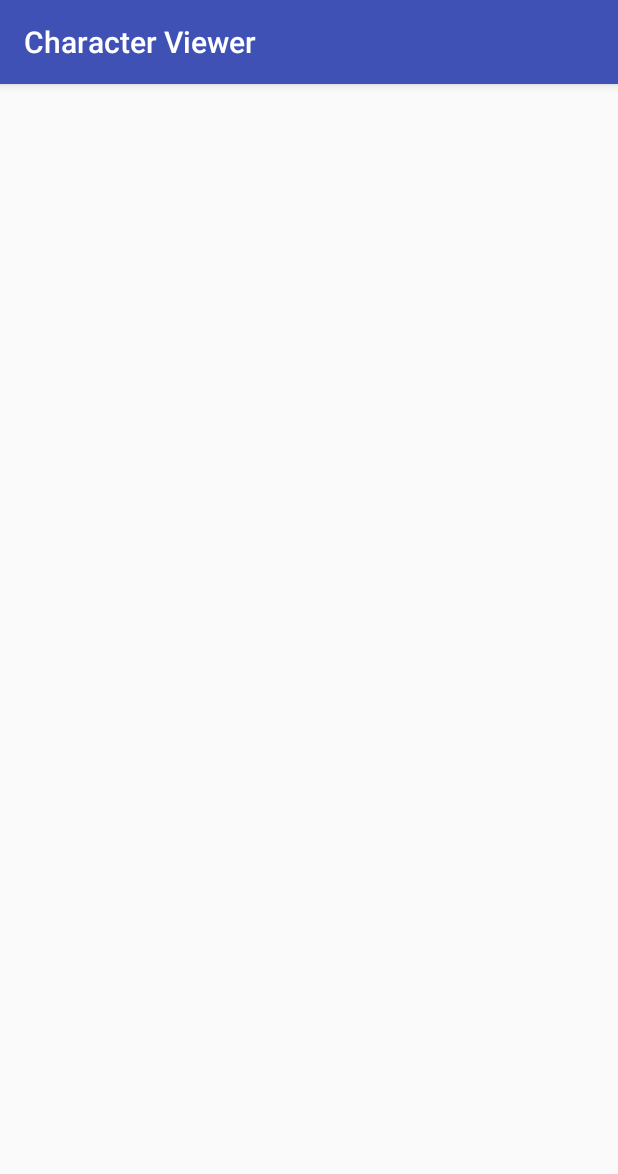
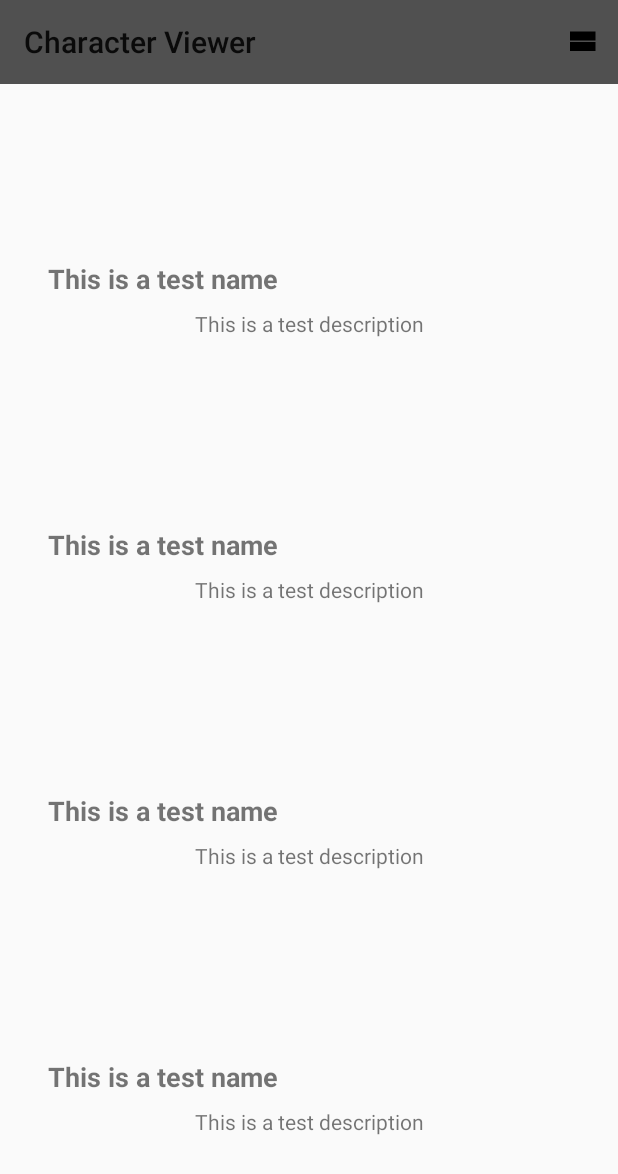
Before and after one commit to HTMLlama/CharacterViewer, an Android app: the screen it shows after launch (MainActivity), on a phone screen of 412 x 824 dp. Shown: the top 1174 px of the screen. Run offline under Robolectric (Android 15) with nearby library versions, the phone set to English and light mode, and no system bars; pictures from the network do not load.

Commit message:
Setup basic UI

```diff
--- a/app/build.gradle
+++ b/app/build.gradle
@@ -5,14 +5,15 @@ apply plugin: 'kotlin-android'
 apply plugin: 'kotlin-android-extensions'
 
 android {
-    compileSdkVersion 28
+    compileSdkVersion 27
     defaultConfig {
         applicationId "com.xfinity.characterviewer"
         minSdkVersion 21
-        targetSdkVersion 28
+        targetSdkVersion 27
         versionCode 1
         versionName "1.0"
         testInstrumentationRunner "android.support.test.runner.AndroidJUnitRunner"
+        vectorDrawables.useSupportLibrary = true
     }
     buildTypes {
         release {
@@ -24,11 +25,11 @@ android {
     productFlavors {
         simpsons {
             applicationId "com.xfinity.simpsonsviewer"
-            buildConfigField("String", "api_url", "http://api.duckduckgo.com/?q=simpsons+characters&format=json")
+            buildConfigField("String", "api_url", "\"http://api.duckduckgo.com/?q=simpsons+characters&format=json\"")
         }
         wire {
             applicationId "com.xfinity.wireviewer"
-            buildConfigField("String", "api_url", "http://api.duckduckgo.com/?q=the+wire+characters&format=json")
+            buildConfigField("String", "api_url", "\"http://api.duckduckgo.com/?q=the+wire+characters&format=json\"")
         }
     }
 }
@@ -36,10 +37,14 @@ android {
 dependencies {
     implementation fileTree(dir: 'libs', include: ['*.jar'])
     implementation"org.jetbrains.kotlin:kotlin-stdlib-jre7:$kotlin_version"
-    implementation 'com.android.support:appcompat-v7:28.0.0-alpha3'
+    implementation 'com.android.support:appcompat-v7:27.1.1'
     implementation 'com.android.support.constraint:constraint-layout:1.1.2'
     testImplementation 'junit:junit:4.12'
     androidTestImplementation 'com.android.support.test:runner:1.0.2'
     androidTestImplementation 'com.android.support.test.espresso:espresso-core:3.0.2'
-    implementation 'com.android.support:recyclerview-v7:28.0.0-alpha3'
+    implementation 'com.android.support:recyclerview-v7:27.1.1'
+
+    // Glide
+    implementation 'com.github.bumptech.glide:glide:4.7.1'
+    annotationProcessor 'com.github.bumptech.glide:compiler:4.7.1'
 }
--- a/app/src/main/AndroidManifest.xml
+++ b/app/src/main/AndroidManifest.xml
@@ -1,6 +1,8 @@
 <?xml version="1.0" encoding="utf-8"?>
 <manifest xmlns:android="http://schemas.android.com/apk/res/android"
           package="com.xfinity.characterviewer">
+
+    <uses-permission android:name="android.permission.INTERNET" />
 
     <application
         android:allowBackup="true"
--- a/app/src/main/java/com/xfinity/characterviewer/MainActivity.kt
+++ b/app/src/main/java/com/xfinity/characterviewer/MainActivity.kt
@@ -2,11 +2,59 @@ package com.xfinity.characterviewer
 
 import android.support.v7.app.AppCompatActivity
 import android.os.Bundle
+import android.support.v7.widget.GridLayoutManager
+import android.view.Menu
+import android.view.MenuItem
+
+import kotlinx.android.synthetic.main.activity_main.*
 
 class MainActivity : AppCompatActivity() {
+    private val GRID_SPAN = 3
+    private val characters = ArrayList<VideoCharacter>()
+
+    private var isMultiGridLayout = false
 
     override fun onCreate(savedInstanceState: Bundle?) {
         super.onCreate(savedInstanceState)
         setContentView(R.layout.activity_main)
+        setSupportActionBar(findViewById(R.id.view_swap_toolbar))
+
+        // ToDo:: Remove debugging list
+        characters.add(VideoCharacter())
+        characters.add(VideoCharacter())
+        characters.add(VideoCharacter())
+        characters.add(VideoCharacter())
+        characters.add(VideoCharacter())
+        characters.add(VideoCharacter())
+        characters.add(VideoCharacter())
+        characters.add(VideoCharacter())
+
+        buildRecyclerView()
+    }
+
+    override fun onCreateOptionsMenu(menu: Menu?): Boolean {
+        menuInflater.inflate(R.menu.my_action_bar, menu)
+        return super.onCreateOptionsMenu(menu)
+    }
+
+    override fun onOptionsItemSelected(item: MenuItem?): Boolean {
+        recyclerViewSwap()
+        return super.onOptionsItemSelected(item)
+    }
+
+    private fun recyclerViewSwap() {
+        if (!isMultiGridLayout) {
+            rvMain.layoutManager = GridLayoutManager(this, GRID_SPAN)
+            isMultiGridLayout = true
+        } else {
+            rvMain.layoutManager = GridLayoutManager(this, 1)
+            isMultiGridLayout = false
+        }
+    }
+
+    private fun buildRecyclerView() {
+        rvMain.setHasFixedSize(true)
+        rvMain.layoutManager = GridLayoutManager(this, 1)
+        rvMain.adapter = RVAdapterList(this, characters)
     }
 }
--- /dev/null
+++ b/app/src/main/java/com/xfinity/characterviewer/RVAdapterList.kt
@@ -0,0 +1,47 @@
+package com.xfinity.characterviewer
+
+import android.content.Context
+import android.support.v7.widget.RecyclerView
+import android.view.LayoutInflater
+import android.view.View
+import android.view.ViewGroup
+import android.widget.ImageView
+import android.widget.TextView
+import android.widget.Toast
+import com.bumptech.glide.Glide
+
+internal class RVAdapterList(private val context: Context, private val characters: ArrayList<VideoCharacter>):
+        RecyclerView.Adapter<RVAdapterList.ViewHolder>() {
+
+    internal class ViewHolder(view: View, context: Context, characters: ArrayList<VideoCharacter>): RecyclerView.ViewHolder(view) {
+        val ivProfile = view.findViewById<View>(R.id.ivRvListMain) as ImageView
+        val tvName = view.findViewById<View>(R.id.tvRvListName) as TextView
+        val tvMain = view.findViewById<View>(R.id.tvRvListMain) as TextView
+        var index = 0
+
+        init {
+            view.setOnClickListener { viewClicked(context, characters) }
+        }
+
+        private fun viewClicked(context: Context, characters: ArrayList<VideoCharacter>) {
+            Toast.makeText(context, "Clicked the List view", Toast.LENGTH_LONG).show()
+        }
+    }
+
+    override fun onBindViewHolder(holder: ViewHolder, position: Int) {
+        val character = characters[position]
+        holder.index = position
+        holder.tvName.text = character.name
+        holder.tvMain.text = character.description
+        Glide.with(context).load(character.imageUrl).into(holder.ivProfile)
+    }
+
+    override fun onCreateViewHolder(p0: ViewGroup, p1: Int): ViewHolder = RVAdapterList.ViewHolder(
+        LayoutInflater.from(context).inflate(R.layout.rv_list, p0, false),
+        context,
+        characters
+    )
+
+    override fun getItemCount(): Int = characters.size
+
+}
--- /dev/null
+++ b/app/src/main/java/com/xfinity/characterviewer/VideoCharacter.kt
@@ -0,0 +1,7 @@
+package com.xfinity.characterviewer
+
+class VideoCharacter {
+    var name = "This is a test name"
+    var description = "This is a test description"
+    var imageUrl = "https://duckduckgo.com/i/f0eb79ee.png"
+}
--- /dev/null
+++ b/app/src/main/res/drawable/ic_view_swap.xml
@@ -0,0 +1,9 @@
+<vector xmlns:android="http://schemas.android.com/apk/res/android"
+    android:width="24dp"
+    android:height="24dp"
+    android:viewportWidth="24"
+    android:viewportHeight="24">
+  <path
+      android:fillColor="#FF000000"
+      android:pathData="M4,18h17v-6H4v6zM4,5v6h17V5H4z"/>
+</vector>
--- a/app/src/main/res/layout/activity_main.xml
+++ b/app/src/main/res/layout/activity_main.xml
@@ -7,8 +7,18 @@
     android:layout_height="match_parent"
     tools:context=".MainActivity">
 
+    <android.support.v7.widget.Toolbar
+        android:id="@+id/view_swap_toolbar"
+        android:layout_width="match_parent"
+        android:layout_height="?attr/actionBarSize"
+        android:background="@color/colorPrimary"
+        android:theme="@style/ThemeOverlay.AppCompat.ActionBar"
+        app:popupTheme="@style/ThemeOverlay.AppCompat.Light"/>
+
     <android.support.v7.widget.RecyclerView
         android:id="@+id/rvMain"
         android:layout_width="match_parent"
-        android:layout_height="match_parent"/>
+        android:layout_height="0dp"
+        app:layout_constraintBottom_toBottomOf="parent"
+        app:layout_constraintTop_toBottomOf="@+id/view_swap_toolbar"/>
 </android.support.constraint.ConstraintLayout>
--- /dev/null
+++ b/app/src/main/res/layout/rv_list.xml
@@ -0,0 +1,54 @@
+<?xml version="1.0" encoding="utf-8"?>
+<android.support.constraint.ConstraintLayout
+    xmlns:android="http://schemas.android.com/apk/res/android"
+    xmlns:app="http://schemas.android.com/apk/res-auto"
+    android:layout_width="match_parent"
+    android:layout_height="wrap_content">
+
+    <ImageView
+        android:id="@+id/ivRvListMain"
+        android:layout_width="wrap_content"
+        android:layout_height="wrap_content"
+        android:contentDescription="@string/iv_main_character_content_description"
+        android:scaleType="fitCenter"
+        app:layout_constraintBottom_toBottomOf="parent"
+        app:layout_constraintEnd_toEndOf="parent"
+        app:layout_constraintStart_toStartOf="parent"
+        app:layout_constraintTop_toTopOf="parent"
+        app:layout_constraintVertical_bias="0.0"
+        app:srcCompat="@drawable/default_profile"/>
+
+    <TextView
+        android:id="@+id/tvRvListName"
+        android:layout_width="wrap_content"
+        android:layout_height="wrap_content"
+        android:layout_marginBottom="8dp"
+        android:layout_marginEnd="8dp"
+        android:layout_marginStart="8dp"
+        android:layout_marginTop="8dp"
+        android:text="@string/name_default"
+        android:textSize="18sp"
+        android:textStyle="bold"
+        app:layout_constraintBottom_toBottomOf="parent"
+        app:layout_constraintEnd_toEndOf="parent"
+        app:layout_constraintHorizontal_bias="0.1"
+        app:layout_constraintStart_toStartOf="parent"
+        app:layout_constraintTop_toTopOf="parent"
+        app:layout_constraintVertical_bias="0.8"/>
+
+    <TextView
+        android:id="@+id/tvRvListMain"
+        android:layout_width="wrap_content"
+        android:layout_height="wrap_content"
+        android:layout_marginBottom="8dp"
+        android:layout_marginEnd="8dp"
+        android:layout_marginStart="8dp"
+        android:layout_marginTop="8dp"
+        android:text="@string/description_default"
+        android:textAlignment="center"
+        app:layout_constraintBottom_toBottomOf="parent"
+        app:layout_constraintEnd_toEndOf="parent"
+        app:layout_constraintStart_toStartOf="parent"
+        app:layout_constraintTop_toBottomOf="@+id/tvRvListName"
+        app:layout_constraintVertical_bias="0.05"/>
+</android.support.constraint.ConstraintLayout>
--- /dev/null
+++ b/app/src/main/res/menu/my_action_bar.xml
@@ -0,0 +1,12 @@
+<?xml version="1.0" encoding="utf-8"?>
+<menu xmlns:android="http://schemas.android.com/apk/res/android"
+      xmlns:app="http://schemas.android.com/apk/res-auto">
+
+    <item
+        android:id="@+id/action_view_swap"
+        android:icon="@drawable/ic_view_swap"
+        android:title="@string/action_bar_view_swap"
+        android:visible="true"
+        app:showAsAction="always"/>
+
+</menu>
--- a/app/src/main/res/values/colors.xml
+++ b/app/src/main/res/values/colors.xml
@@ -1,6 +1,7 @@
 <?xml version="1.0" encoding="utf-8"?>
 <resources>
-    <color name="colorPrimary">#3F51B5</color>
-    <color name="colorPrimaryDark">#303F9F</color>
-    <color name="colorAccent">#FF4081</color>
+    <color name="colorPrimary">#505050</color>
+    <color name="colorPrimaryDark">#000000</color>
+    <color name="colorAccent">#d5d5da</color>
+    <color name="colorBackground">#96d5d5da</color>
 </resources>
--- a/app/src/main/res/values/strings.xml
+++ b/app/src/main/res/values/strings.xml
@@ -1,3 +1,9 @@
 <resources>
     <string name="app_name">Character Viewer</string>
+
+    <string name="name_default">Name Missing</string>
+    <string name="description_default">Description Missing</string>
+
+    <string name="iv_main_character_content_description">Character image</string>
+    <string name="action_bar_view_swap">View Swap</string>
 </resources>
--- a/app/src/main/res/values/styles.xml
+++ b/app/src/main/res/values/styles.xml
@@ -1,7 +1,7 @@
 <resources>
 
     <!-- Base application theme. -->
-    <style name="AppTheme" parent="Theme.AppCompat.Light.DarkActionBar">
+    <style name="AppTheme" parent="Theme.AppCompat.Light.NoActionBar">
         <!-- Customize your theme here. -->
         <item name="colorPrimary">@color/colorPrimary</item>
         <item name="colorPrimaryDark">@color/colorPrimaryDark</item>
--- a/build.gradle
+++ b/build.gradle
@@ -3,6 +3,7 @@
 buildscript {
     ext.kotlin_version = '1.2.30'
     repositories {
+        mavenCentral()
         google()
         jcenter()
     }
@@ -17,6 +18,7 @@ buildscript {
 
 allprojects {
     repositories {
+        mavenCentral()
         google()
         jcenter()
     }
```
Also changed, not shown: 5 other files.
